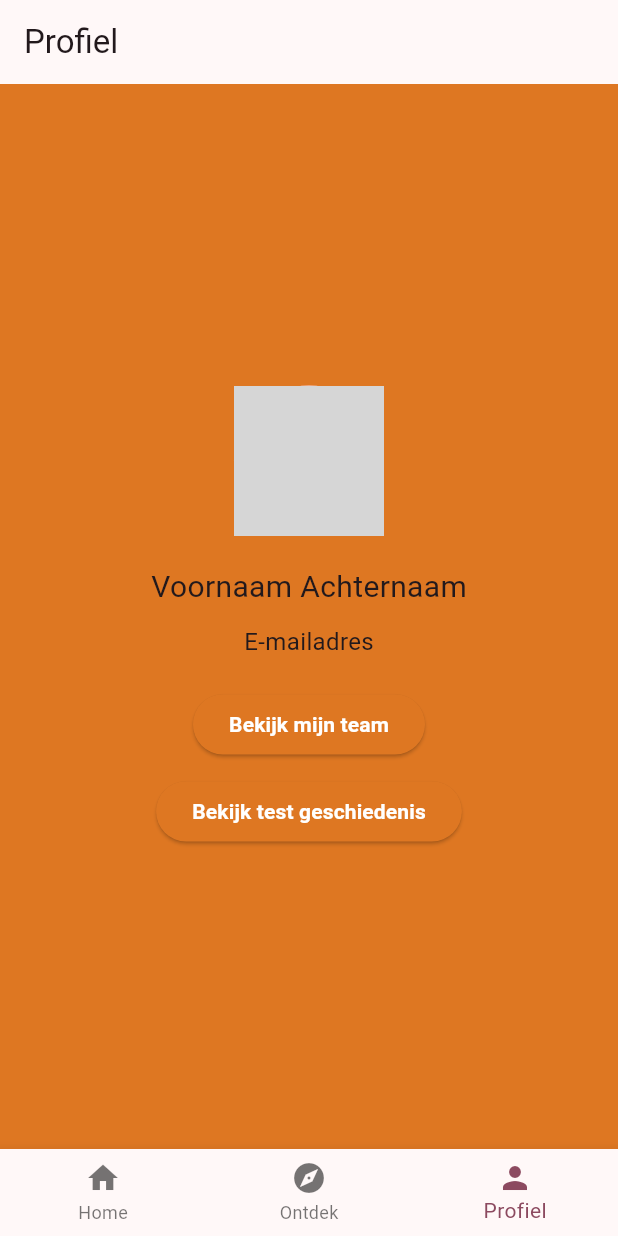
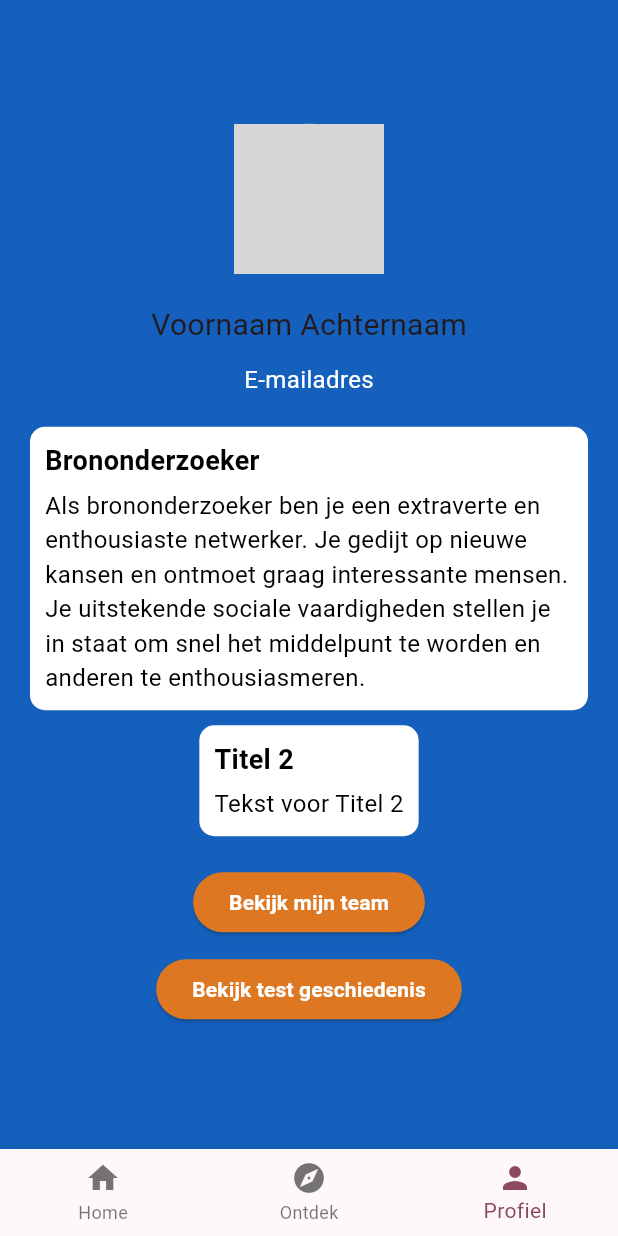
Before and after one commit to brentvanmalsen/rolradar, a Flutter app: the screen it shows after launch, item 3 of the bottom bar chosen, on a phone screen of 412 x 824 dp. Run offline on Flutter 3.47's test engine with Material 3 defaults, Android fonts, the phone set to English and light mode, and no system bars; grey boxes are pictures that could not be loaded.

Commit message:
tekst boxen gemaakt met text erbij

```diff
--- a/lib/profiel_page.dart
+++ b/lib/profiel_page.dart
@@ -6,10 +6,7 @@ class ProfielPage extends StatelessWidget {
   @override
   Widget build(BuildContext context) {
     return Scaffold(
-      appBar: AppBar(
-        title: Text('Profiel'),
-      ),
-      backgroundColor: Color(0xFFDE7722),
+      backgroundColor: Color(0xFF1560BD),
       body: Center(
         child: Column(
           mainAxisAlignment: MainAxisAlignment.center,
@@ -21,7 +18,70 @@ class ProfielPage extends StatelessWidget {
             SizedBox(height: 20),
             Text('Voornaam Achternaam', style: TextStyle(fontSize: 20)),
             SizedBox(height: 10),
-            Text('E-mailadres', style: TextStyle(fontSize: 16)),
+            Text(
+              'E-mailadres',
+              style: TextStyle(fontSize: 16, color: Colors.white),
+            ),
+            SizedBox(height: 20),
+            Container(
+              padding: EdgeInsets.all(10),
+              margin: EdgeInsets.symmetric(horizontal: 20),
+              decoration: BoxDecoration(
+                color: Colors.white,
+                borderRadius: BorderRadius.circular(10),
+              ),
+              child: Column(
+                crossAxisAlignment: CrossAxisAlignment.start,
+                children: [
+                  Text(
+                    'Brononderzoeker',
+                    style: TextStyle(
+                      fontSize: 18,
+                      fontWeight: FontWeight.bold,
+                      color: Colors.black,
+                    ),
+                  ),
+                  SizedBox(height: 5),
+                  Text(
+                    'Als brononderzoeker ben je een extraverte en enthousiaste netwerker. Je gedijt op nieuwe kansen en ontmoet graag interessante mensen. Je uitstekende sociale vaardigheden stellen je in staat om snel het middelpunt te worden en anderen te enthousiasmeren.',
+                    style: TextStyle(
+                      fontSize: 16,
+                      color: Colors.black,
+                    ),
+                  ),
+                ],
+              ),
+            ),
+            SizedBox(height: 10),
+            Container(
+              padding: EdgeInsets.all(10),
+              margin: EdgeInsets.symmetric(horizontal: 20),
+              decoration: BoxDecoration(
+                color: Colors.white,
+                borderRadius: BorderRadius.circular(10),
+              ),
+              child: Column(
+                crossAxisAlignment: CrossAxisAlignment.start,
+                children: [
+                  Text(
+                    'Titel 2',
+                    style: TextStyle(
+                      fontSize: 18,
+                      fontWeight: FontWeight.bold,
+                      color: Colors.black,
+                    ),
+                  ),
+                  SizedBox(height: 5),
+                  Text(
+                    'Tekst voor Titel 2',
+                    style: TextStyle(
+                      fontSize: 16,
+                      color: Colors.black,
+                    ),
+                  ),
+                ],
+              ),
+            ),
             SizedBox(height: 20),
             ElevatedButton(
               onPressed: () {
```
